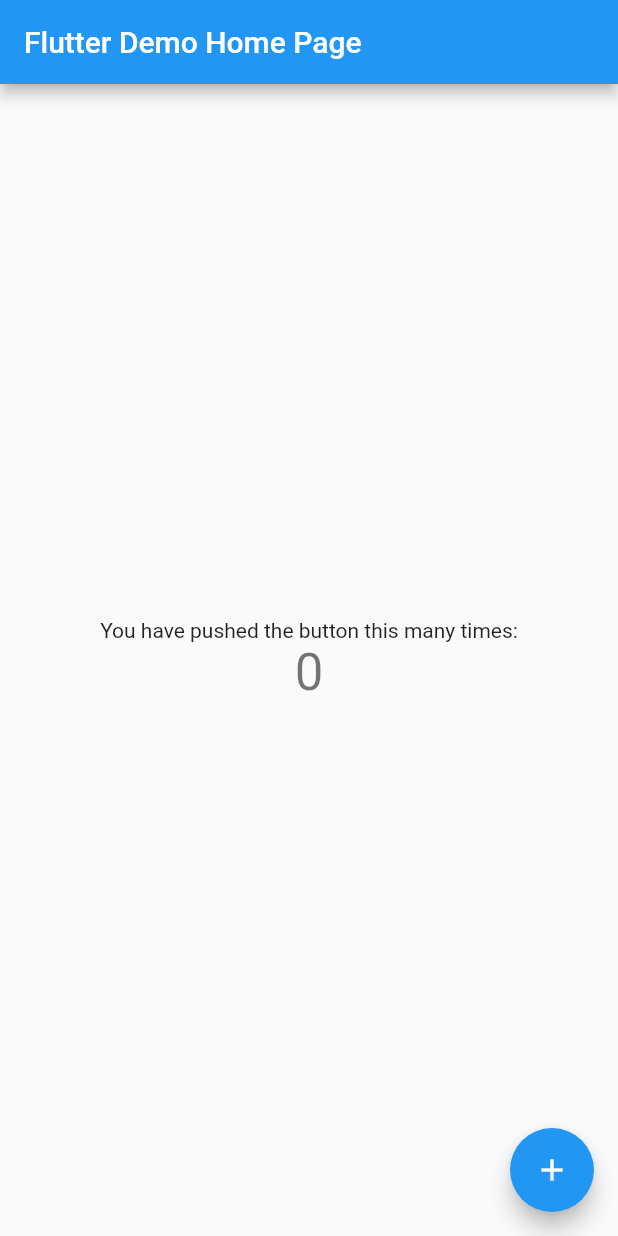
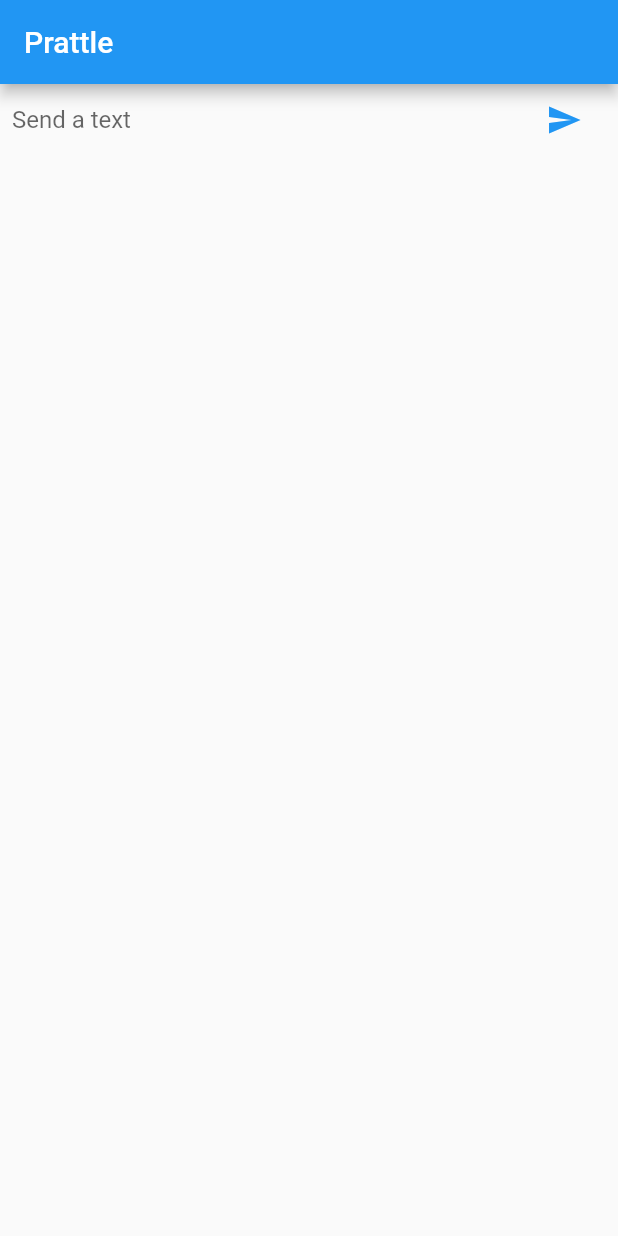
Before and after one commit to bapspatil/Prattle, a Flutter app: the screen it shows after launch, on a phone screen of 412 x 824 dp. Run offline on Flutter 3.47's test engine with Material 2 defaults, Android fonts, the phone set to English and light mode, and no system bars.

Commit message:
Added a UI for composing messages

```diff
--- a/lib/main.dart
+++ b/lib/main.dart
@@ -1,109 +1,65 @@
 import 'package:flutter/material.dart';
 
-void main() => runApp(new MyApp());
+void main() {
+  runApp(PrattleApp());
+}
 
-class MyApp extends StatelessWidget {
-  // This widget is the root of your application.
+class PrattleApp extends StatelessWidget {
   @override
   Widget build(BuildContext context) {
-    return new MaterialApp(
-      title: 'Flutter Demo',
-      theme: new ThemeData(
-        // This is the theme of your application.
-        //
-        // Try running your application with "flutter run". You'll see the
-        // application has a blue toolbar. Then, without quitting the app, try
-        // changing the primarySwatch below to Colors.green and then invoke
-        // "hot reload" (press "r" in the console where you ran "flutter run",
-        // or press Run > Flutter Hot Reload in IntelliJ). Notice that the
-        // counter didn't reset back to zero; the application is not restarted.
-        primarySwatch: Colors.blue,
-      ),
-      home: new MyHomePage(title: 'Flutter Demo Home Page'),
+    return MaterialApp(
+      debugShowCheckedModeBanner: false,
+      title: 'Prattle',
+      home: ChatScreen(),
     );
   }
 }
 
-class MyHomePage extends StatefulWidget {
-  MyHomePage({Key key, this.title}) : super(key: key);
-
-  // This widget is the home page of your application. It is stateful, meaning
-  // that it has a State object (defined below) that contains fields that affect
-  // how it looks.
-
-  // This class is the configuration for the state. It holds the values (in this
-  // case the title) provided by the parent (in this case the App widget) and
-  // used by the build method of the State. Fields in a Widget subclass are
-  // always marked "final".
-
-  final String title;
-
+class ChatScreen extends StatefulWidget {
   @override
-  _MyHomePageState createState() => new _MyHomePageState();
+  createState() => ChatScreenState();
 }
 
-class _MyHomePageState extends State<MyHomePage> {
-  int _counter = 0;
+class ChatScreenState extends State<ChatScreen> {
+  final TextEditingController _textController = TextEditingController();
 
-  void _incrementCounter() {
-    setState(() {
-      // This call to setState tells the Flutter framework that something has
-      // changed in this State, which causes it to rerun the build method below
-      // so that the display can reflect the updated values. If we changed
-      // _counter without calling setState(), then the build method would not be
-      // called again, and so nothing would appear to happen.
-      _counter++;
-    });
+  Widget _buildTextComposer() {
+    return IconTheme(
+      data: IconThemeData(color: Theme.of(context).accentColor),
+      child: Container(
+          margin: EdgeInsets.symmetric(horizontal: 8.0),
+          child: Row(
+            children: [
+              Flexible(
+                  child: TextFormField(
+                    controller: _textController,
+                    onFieldSubmitted: _handleSubmitted,
+                    decoration: InputDecoration.collapsed(hintText: 'Send a text'),
+                  )
+              ),
+              Container(
+                margin: EdgeInsets.symmetric(horizontal: 4.0),
+                child: IconButton(
+                    icon: Icon(Icons.send),
+                    onPressed: () => _handleSubmitted(_textController.text)),
+              )
+            ],
+          )
+      )
+    );
+  }
+
+  void _handleSubmitted(String text) {
+    _textController.clear();
   }
 
   @override
   Widget build(BuildContext context) {
-    // This method is rerun every time setState is called, for instance as done
-    // by the _incrementCounter method above.
-    //
-    // The Flutter framework has been optimized to make rerunning build methods
-    // fast, so that you can just rebuild anything that needs updating rather
-    // than having to individually change instances of widgets.
-    return new Scaffold(
-      appBar: new AppBar(
-        // Here we take the value from the MyHomePage object that was created by
-        // the App.build method, and use it to set our appbar title.
-        title: new Text(widget.title),
+    return Scaffold(
+      appBar: AppBar(
+        title: Text('Prattle'),
       ),
-      body: new Center(
-        // Center is a layout widget. It takes a single child and positions it
-        // in the middle of the parent.
-        child: new Column(
-          // Column is also layout widget. It takes a list of children and
-          // arranges them vertically. By default, it sizes itself to fit its
-          // children horizontally, and tries to be as tall as its parent.
-          //
-          // Invoke "debug paint" (press "p" in the console where you ran
-          // "flutter run", or select "Toggle Debug Paint" from the Flutter tool
-          // window in IntelliJ) to see the wireframe for each widget.
-          //
-          // Column has various properties to control how it sizes itself and
-          // how it positions its children. Here we use mainAxisAlignment to
-          // center the children vertically; the main axis here is the vertical
-          // axis because Columns are vertical (the cross axis would be
-          // horizontal).
-          mainAxisAlignment: MainAxisAlignment.center,
-          children: <Widget>[
-            new Text(
-              'You have pushed the button this many times:',
-            ),
-            new Text(
-              '$_counter',
-              style: Theme.of(context).textTheme.display1,
-            ),
-          ],
-        ),
-      ),
-      floatingActionButton: new FloatingActionButton(
-        onPressed: _incrementCounter,
-        tooltip: 'Increment',
-        child: new Icon(Icons.add),
-      ), // This trailing comma makes auto-formatting nicer for build methods.
+      body: _buildTextComposer(),
     );
   }
 }
```
